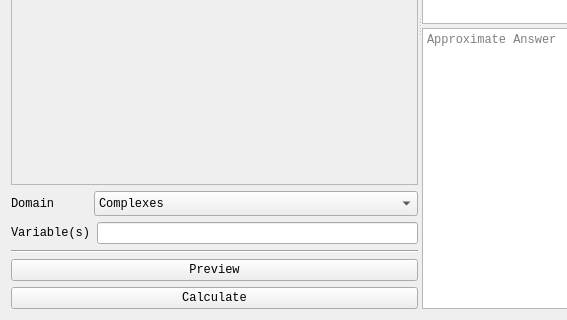
Old version of the form caspy3/qt_assets/tabs/equations.ui in the repository Secozzi/CASpy; both pictures show x 0 to 567 and y 268 to 588 of the 777 by 588 pixel window.
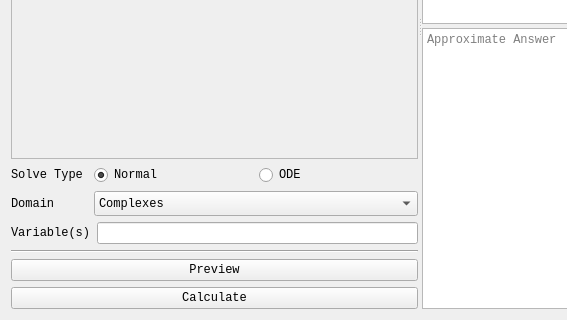
New version of the form. The open tabs and pages were chosen to show the change.

Diff of the .ui file:
```diff
--- a/caspy3/qt_assets/tabs/equations.ui
+++ b/caspy3/qt_assets/tabs/equations.ui
@@ -586,13 +586,56 @@
                <rect>
                 <x>0</x>
                 <y>0</y>
-                <width>400</width>
-                <height>369</height>
+                <width>98</width>
+                <height>28</height>
                </rect>
               </property>
              </widget>
             </widget>
            </item>
+           <item>
+            <layout class="QHBoxLayout" name="horizontalLayout_11">
+             <item>
+              <widget class="QLabel" name="label_6">
+               <property name="maximumSize">
+                <size>
+                 <width>77</width>
+                 <height>16777215</height>
+                </size>
+               </property>
+               <property name="toolTip">
+                <string>Solve type</string>
+               </property>
+               <property name="text">
+                <string>Solve Type</string>
+               </property>
+              </widget>
+             </item>
+             <item>
+              <widget class="QRadioButton" name="EqSysTypeNormal">
+               <property name="toolTip">
+                <string>Solves a system of normal equations</string>
+               </property>
+               <property name="text">
+                <string>Normal</string>
+               </property>
+               <property name="checked">
+                <bool>true</bool>
+               </property>
+              </widget>
+             </item>
+             <item>
+              <widget class="QRadioButton" name="EqSysTypeDiff">
+               <property name="toolTip">
+                <string>Solves a system of differential equations</string>
+               </property>
+               <property name="text">
+                <string>ODE</string>
+               </property>
+              </widget>
+             </item>
+            </layout>
+           </item>
            <item>
             <layout class="QHBoxLayout" name="horizontalLayout_10">
              <item>
```
Left out of the diff: 28 changed lines with no effect on the pictures.
